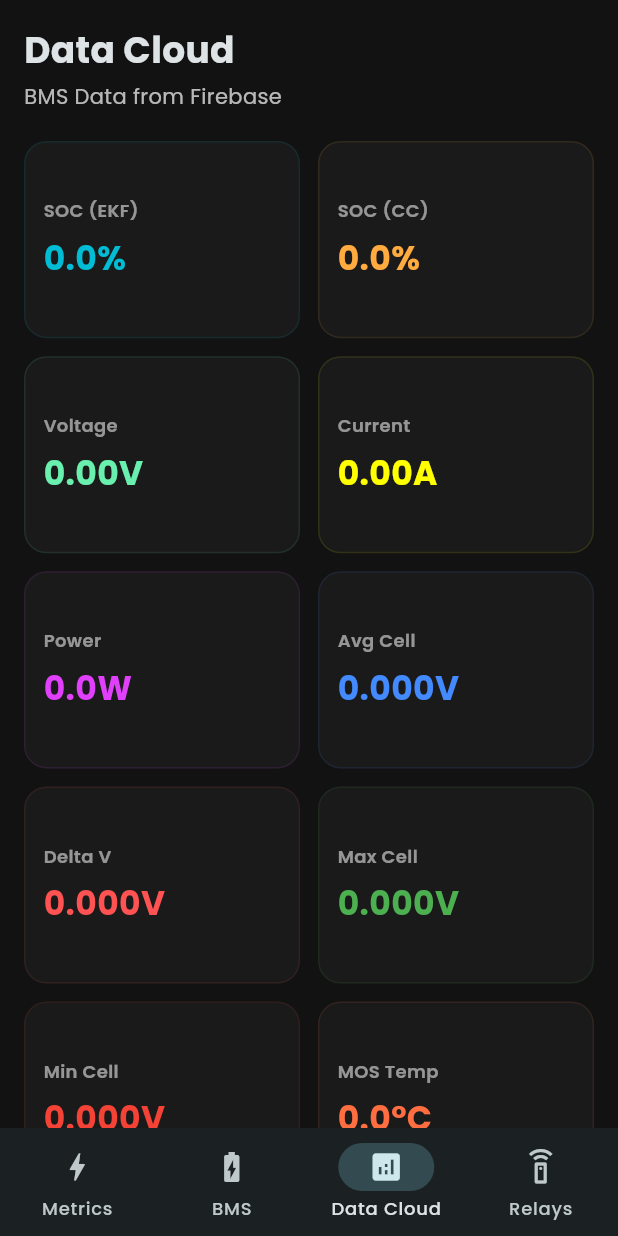
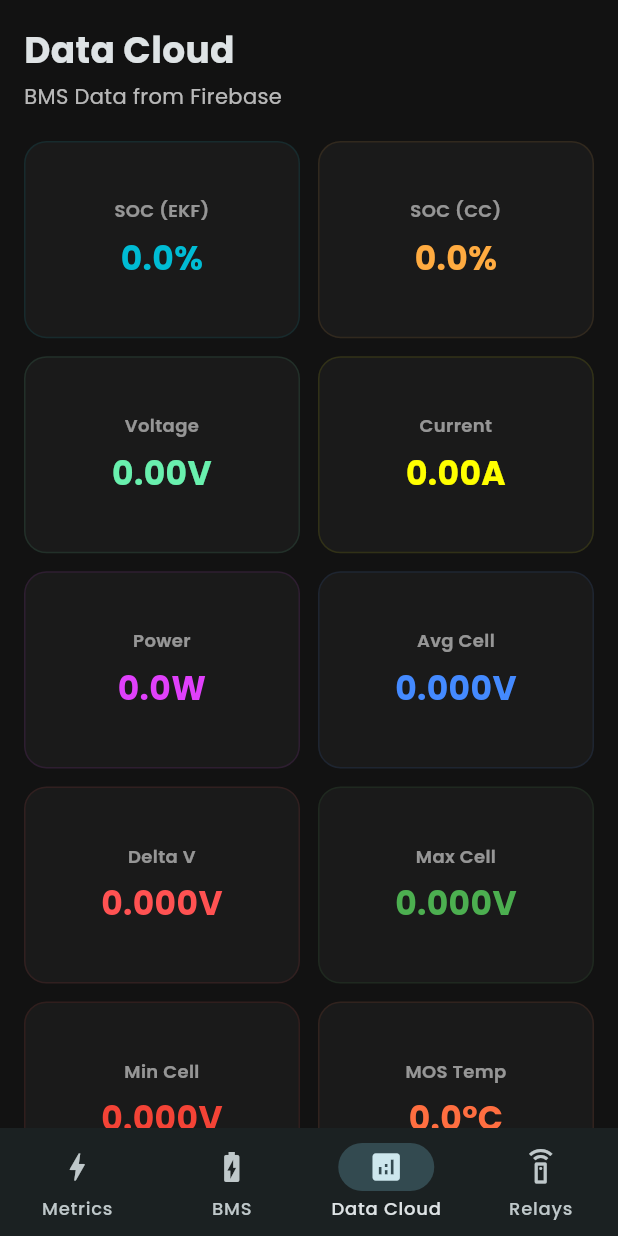
Before and after one commit to Zenalghi/bms_app, a Flutter app: the screen it shows after launch, item 3 of the bottom bar chosen, on a phone screen of 412 x 824 dp. Run offline on Flutter 3.47's test engine with Material 3 defaults, Android fonts, the phone set to English and light mode, and no system bars; our stand-ins replace firebase_core, firebase_database, share_plus; missing offline and left inert: mqtt_client; accounts and stored records are empty.

Commit message:
center data

```diff
--- a/lib/screens/analytics_screen.dart
+++ b/lib/screens/analytics_screen.dart
@@ -43,7 +43,6 @@ class AnalyticsScreen extends StatelessWidget {
           child: Column(
             crossAxisAlignment: CrossAxisAlignment.start,
             children: [
-              // Restored Header
               const Text(
                 'Data Cloud',
                 style: TextStyle(fontSize: 24, fontWeight: FontWeight.w800),
@@ -55,9 +54,8 @@ class AnalyticsScreen extends StatelessWidget {
               ),
               const SizedBox(height: 20),
 
-              // 2-Column Grid
               GridView.builder(
-                shrinkWrap: true, // Necessary inside SingleChildScrollView
+                shrinkWrap: true,
                 physics: const NeverScrollableScrollPhysics(),
                 gridDelegate: const SliverGridDelegateWithFixedCrossAxisCount(
                   crossAxisCount: 2,
@@ -84,14 +82,28 @@ class AnalyticsScreen extends StatelessWidget {
         border: Border.all(color: item.color.withOpacity(0.1)),
       ),
       child: Column(
-        crossAxisAlignment: CrossAxisAlignment.start,
-        mainAxisAlignment: MainAxisAlignment.center,
+        mainAxisAlignment: MainAxisAlignment.center, // Centered vertically
+        crossAxisAlignment: CrossAxisAlignment.center, // Centered horizontally
         children: [
-          Text(item.title,
-            style: const TextStyle(color: Colors.white54, fontSize: 12, fontWeight: FontWeight.w600)),
+          Text(
+            item.title,
+            textAlign: TextAlign.center,
+            style: const TextStyle(
+              color: Colors.white54,
+              fontSize: 12,
+              fontWeight: FontWeight.w600,
+            ),
+          ),
           const SizedBox(height: 8),
-          Text(item.value,
-            style: TextStyle(color: item.color, fontSize: 22, fontWeight: FontWeight.bold)),
+          Text(
+            item.value,
+            textAlign: TextAlign.center,
+            style: TextStyle(
+              color: item.color,
+              fontSize: 22,
+              fontWeight: FontWeight.bold,
+            ),
+          ),
         ],
       ),
     );
```
